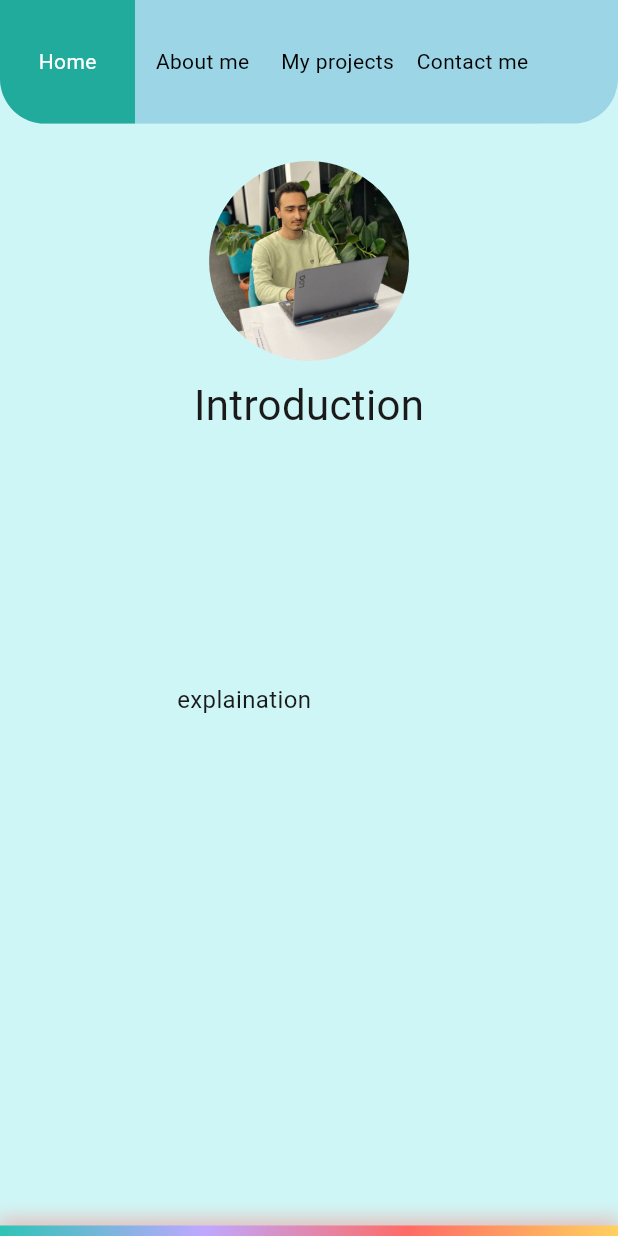
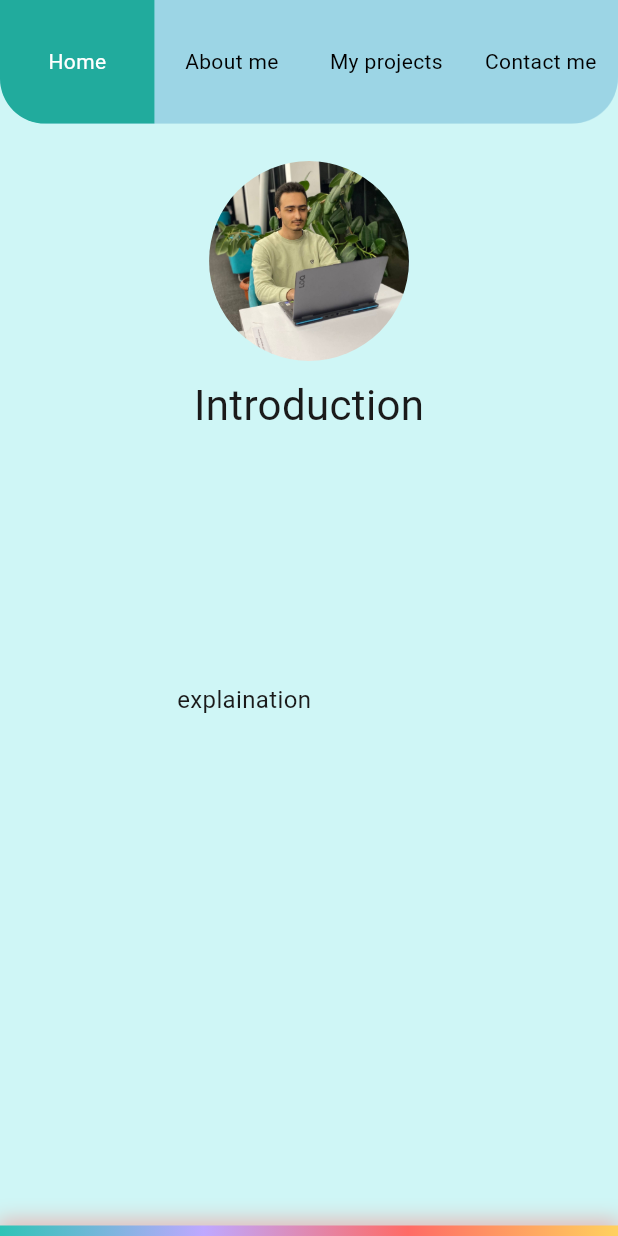
Before and after one commit to darksider-05/portfolio, a Flutter app: the screen it shows after launch, on a phone screen of 412 x 824 dp. Run offline on Flutter 3.47's test engine with Material 3 defaults, Android fonts, the light colour scheme and no system bars.

Commit message:
adjusted the top navigation buttons width. the gradient color changer areas were doubled.

```diff
--- a/lib/components/gradient_specifier.dart
+++ b/lib/components/gradient_specifier.dart
@@ -95,6 +95,90 @@ class Definer extends StatelessWidget {
               ],
             ),
           ),
+
+          //third one
+          Expanded(
+            child: Row(
+              mainAxisAlignment: MainAxisAlignment.center,
+              crossAxisAlignment: CrossAxisAlignment.center,
+              children: [
+                Expanded(
+                  child: Listener(
+                    behavior: HitTestBehavior.translucent,
+                    onPointerHover: (_) => grad.setpage(1),
+                    onPointerDown: (_) => grad.setpage(1),
+                    child: const SizedBox.expand(),
+                  ),
+                ),
+                Expanded(
+                  child: Listener(
+                    behavior: HitTestBehavior.translucent,
+                    onPointerHover: (_) => grad.setpage(2),
+                    onPointerDown: (_) => grad.setpage(2),
+                    child: const SizedBox.expand(),
+                  ),
+                ),
+                Expanded(
+                  child: Listener(
+                    behavior: HitTestBehavior.translucent,
+                    onPointerHover: (_) => grad.setpage(3),
+                    onPointerDown: (_) => grad.setpage(3),
+                    child: const SizedBox.expand(),
+                  ),
+                ),
+                Expanded(
+                  child: Listener(
+                    behavior: HitTestBehavior.translucent,
+                    onPointerHover: (_) => grad.setpage(4),
+                    onPointerDown: (_) => grad.setpage(4),
+                    child: const SizedBox.expand(),
+                  ),
+                ),
+              ],
+            ),
+          ),
+
+          //fourth one
+          Expanded(
+            child: Row(
+              mainAxisAlignment: MainAxisAlignment.center,
+              crossAxisAlignment: CrossAxisAlignment.center,
+              children: [
+                Expanded(
+                  child: Listener(
+                    behavior: HitTestBehavior.translucent,
+                    onPointerHover: (_) => grad.setpage(4),
+                    onPointerDown: (_) => grad.setpage(4),
+                    child: const SizedBox.expand(),
+                  ),
+                ),
+                Expanded(
+                  child: Listener(
+                    behavior: HitTestBehavior.translucent,
+                    onPointerHover: (_) => grad.setpage(3),
+                    onPointerDown: (_) => grad.setpage(3),
+                    child: const SizedBox.expand(),
+                  ),
+                ),
+                Expanded(
+                  child: Listener(
+                    behavior: HitTestBehavior.translucent,
+                    onPointerHover: (_) => grad.setpage(2),
+                    onPointerDown: (_) => grad.setpage(2),
+                    child: const SizedBox.expand(),
+                  ),
+                ),
+                Expanded(
+                  child: Listener(
+                    behavior: HitTestBehavior.translucent,
+                    onPointerHover: (_) => grad.setpage(1),
+                    onPointerDown: (_) => grad.setpage(1),
+                    child: const SizedBox.expand(),
+                  ),
+                ),
+              ],
+            ),
+          ),
         ],
       ),
     );
--- a/lib/components/top_buttons.dart
+++ b/lib/components/top_buttons.dart
@@ -1,5 +1,3 @@
-import 'dart:math';
-
 import 'package:flutter/material.dart';
 
 Color lighten(Color color, [double amount = 0.12]) {
@@ -80,7 +78,7 @@ class _TitleWidgetState extends State<PageName> {
                   : Radius.zero,
             ),
           ),
-          width: max(widget.width * 0.7 / 4, 90),
+          width: widget.width > 450 ? widget.width * 0.8 / 4 : widget.width / 4,
           child: Row(
             mainAxisAlignment: MainAxisAlignment.center,
             children: [
--- a/lib/components/top_controller.dart
+++ b/lib/components/top_controller.dart
@@ -30,8 +30,8 @@ class _TCState extends State<TC> {
           decoration: BoxDecoration(
             color: Theme.of(context).colorScheme.secondary,
             borderRadius: BorderRadius.only(
-              bottomLeft: Radius.circular(30),
-              bottomRight: Radius.circular(30),
+              bottomLeft: Radius.circular(31),
+              bottomRight: Radius.circular(31),
             ),
           ),
           width: vw > 450 ? vw * 0.8 : vw,
@@ -70,7 +70,7 @@ class _TCState extends State<TC> {
                 name: "Contact me",
                 width: vw,
                 height: vh,
-                place: "m",
+                place: "r",
                 f: nav.set4,
                 target: 4,
                 current: nav.currentpage,
```
